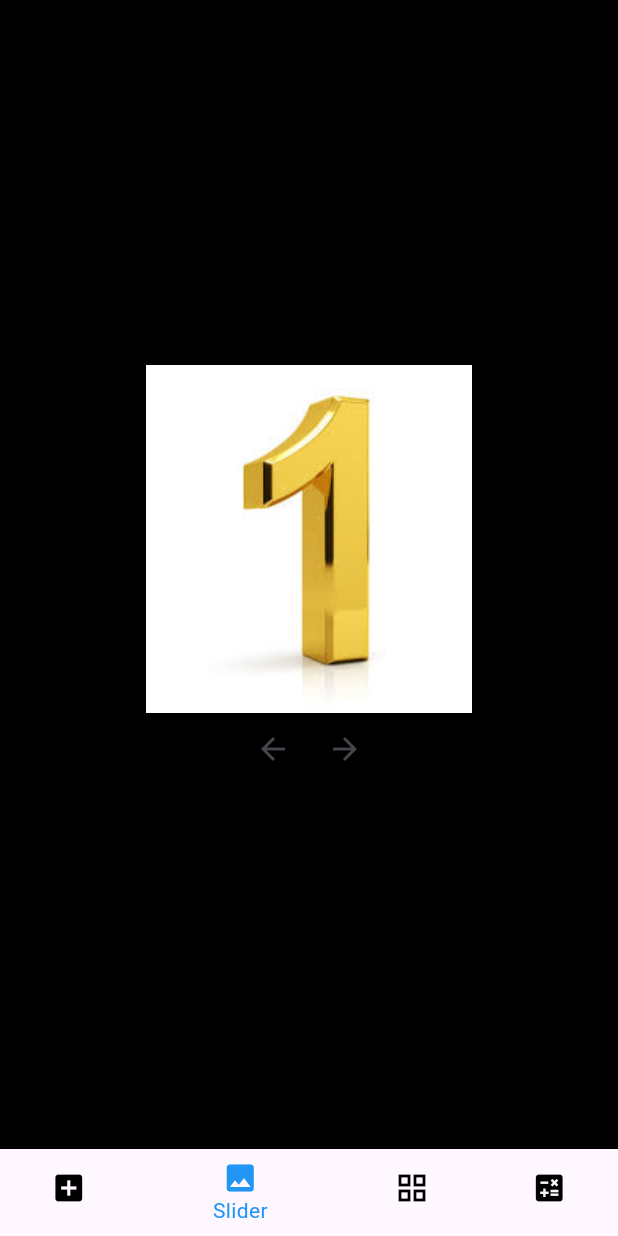
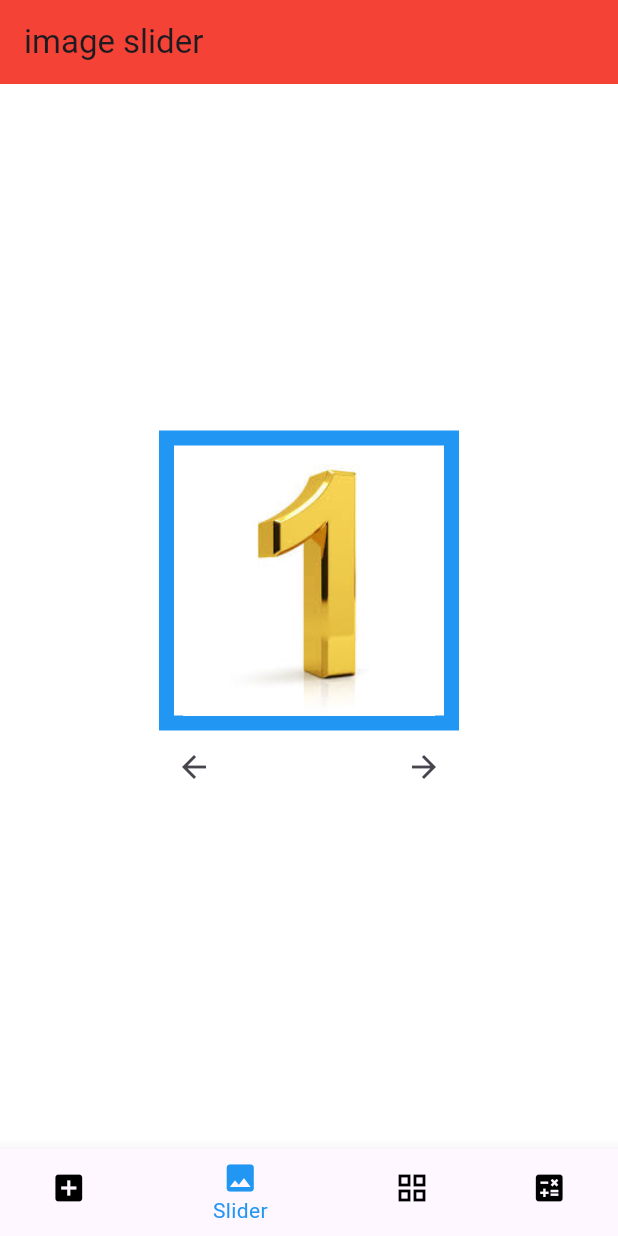
Before and after one commit to Omarellwaty/ICT-hub-task3, a Flutter app: the screen it shows after launch, item 2 of the bottom bar chosen, on a phone screen of 412 x 824 dp. Run offline on Flutter 3.47's test engine with Material 3 defaults, Android fonts, the phone set to English and light mode, and no system bars.

```diff
--- a/lib/main.dart
+++ b/lib/main.dart
@@ -1,8 +1,8 @@
 import 'package:flutter/material.dart';
-import 'counter_screen.dart';
-import 'image_slider_screen.dart';
-import 'product_grid_screen.dart';
-import 'calculator_screen.dart';
+import 'screens/counter_screen.dart';
+import 'screens/image_slider_screen.dart';
+import 'screens/product_grid_screen.dart';
+import 'screens/calculator_screen.dart';
 
 void main() {
   runApp(MyApp());
@@ -12,13 +12,14 @@ class MyApp extends StatelessWidget {
   @override
   Widget build(BuildContext context) {
     return MaterialApp(
+      debugShowCheckedModeBanner: false,
       theme: ThemeData(
 
         primaryColor: Colors.blue,
 
-        scaffoldBackgroundColor: Colors.black,
+        scaffoldBackgroundColor: Colors.white,
         appBarTheme: AppBarTheme(
-          backgroundColor: Colors.blue,
+          backgroundColor: Colors.red,
         ),
         bottomNavigationBarTheme: BottomNavigationBarThemeData(
           backgroundColor: Colors.green,
--- a/lib/image_slider_screen.dart
+++ b/lib/screens/image_slider_screen.dart
@@ -28,13 +28,25 @@ class _ImageSliderScreenState extends State<ImageSliderScreen> {
 
   @override
   Widget build(BuildContext context) {
-    return Center(
+    return Scaffold(
+        appBar: AppBar(
+        title: Text('image slider'),
+    ),
+     body: Center(
       child: Column(
         mainAxisAlignment: MainAxisAlignment.center,
         children: [
-          Image.asset(_images[_currentIndex]),
+          Container(
+            width: 200,
+            height: 200,
+              decoration: BoxDecoration(
+                border: Border.all(color: Colors.blue,width:10)
+              ),
+
+              child:Image.asset(_images[_currentIndex])
+          ),
           Row(
-            mainAxisAlignment: MainAxisAlignment.center,
+            mainAxisAlignment: MainAxisAlignment.spaceEvenly,
             children: [
               IconButton(
                 icon: Icon(Icons.arrow_back),
@@ -48,6 +60,6 @@ class _ImageSliderScreenState extends State<ImageSliderScreen> {
           ),
         ],
       ),
-    );
+     ));
   }
 }
```
Also changed, not shown: lib/screens/counter_screen.dart (renamed from lib/counter_screen.dart, +6 -2 lines), lib/screens/product_grid_screen.dart (renamed from lib/product_grid_screen.dart, +13 -12 lines), lib/screens/calculator_screen.dart (renamed from lib/calculator_screen.dart).
